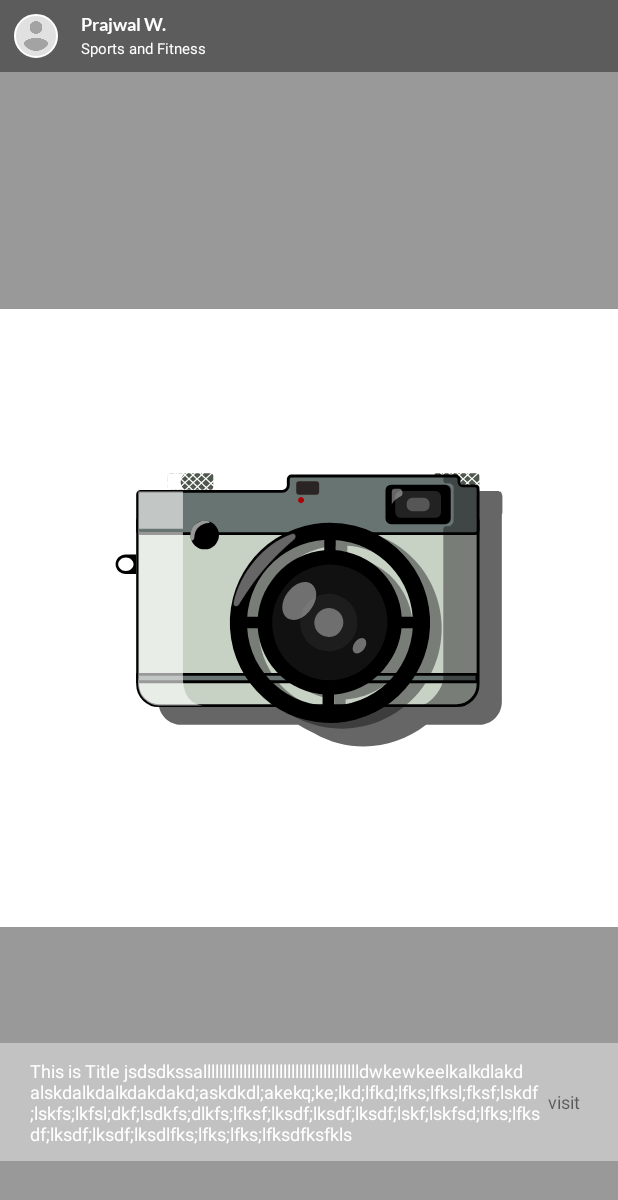
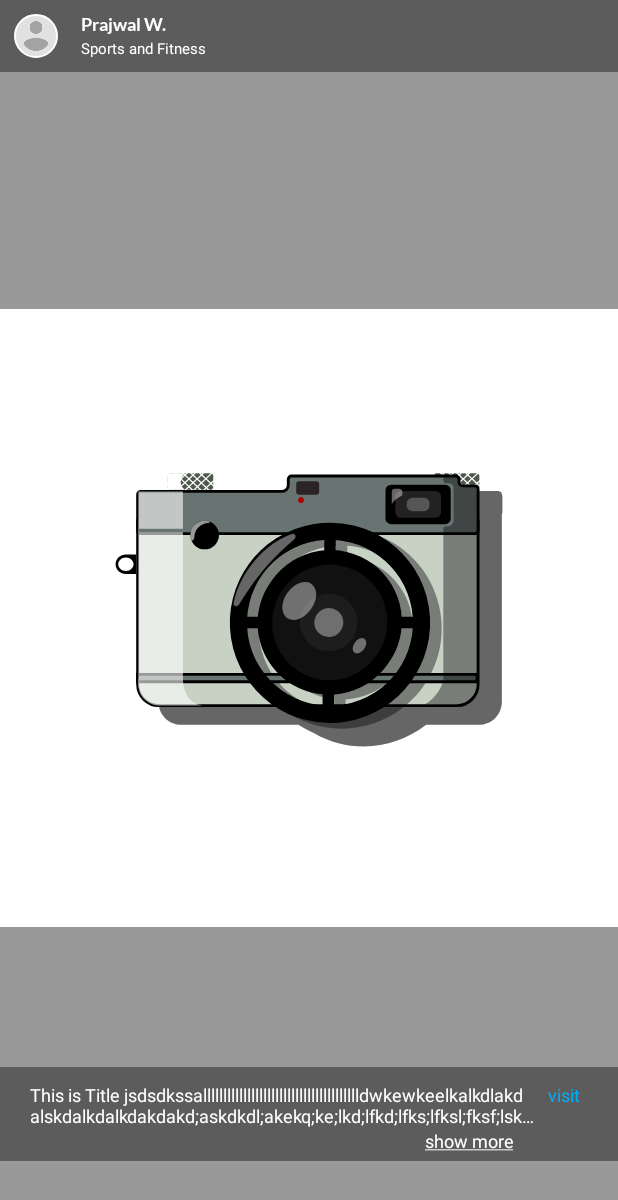
Before and after one commit to prajwalmw/Circle, an Android app: the layout activity_fullscreen_image.xml on its own in the app's theme, with its tools: preview values and no code run, on a phone screen of 412 x 824 dp. Shown: the top 1200 px of the screen. Run offline under Robolectric (Android 15) with nearby library versions, the phone set to English and light mode, and no system bars.

Commit message:
show more added in Top 10.

```diff
--- a/app/src/main/res/layout/activity_fullscreen_image.xml
+++ b/app/src/main/res/layout/activity_fullscreen_image.xml
@@ -136,12 +136,12 @@
             style="@style/Widget.AppTheme.ButtonBar.Fullscreen"
             android:layout_width="match_parent"
             android:layout_height="wrap_content"
-            android:backgroundTint="@color/white"
             android:paddingHorizontal="20dp"
             tools:ignore="UselessParent">
 
             <LinearLayout
-                android:layout_width="match_parent"
+                android:id="@+id/llDescription"
+                android:layout_width="wrap_content"
                 android:layout_height="wrap_content"
                 android:orientation="horizontal"
                 >
@@ -149,13 +149,15 @@
             <TextView
                 android:id="@+id/tvDescription"
                 android:layout_width="0dp"
-                android:layout_weight="2"
+                android:layout_weight="1"
                 android:layout_height="wrap_content"
+                android:maxLines="2"
+                android:ellipsize="end"
                 android:textColor="@color/white"
                 android:textSize="12sp"
-                android:paddingVertical="10dp"
+                android:paddingTop="10dp"
                 android:gravity="center_vertical"
-                android:layout_gravity="center_vertical"
+                android:layout_gravity="top"
                 tools:text="This is Title jsdsdkssallllllllllllllllllllllllllllllllllllllldwkewkeelkalkdlakdalskdalkdalkdakdakd;askdkdl;akekq;ke;lkd;lfkd;lfks;lfksl;fksf;lskdf;lskfs;lkfsl;dkf;lsdkfs;dlkfs;lfksf;lksdf;lksdf;lksdf;lskf;lskfsd;lfks;lfksdf;lksdf;lksdf;lksdlfks;lfks;lfks;lfksdfksfkls"
                 />
 
@@ -169,13 +171,31 @@
                 android:paddingEnd="5dp"
                 android:visibility="gone"
                 tools:visibility="visible"
+                tools:textColor="@color/light_blue_A400"
                 tools:text="visit"
                 android:textSize="12sp"
                 android:gravity="center_vertical"
-                android:layout_gravity="center_vertical"
+                android:layout_gravity="top"
                 android:linksClickable="true"
-                android:textColorLink="@color/url_link"/>
+                android:textColorLink="@color/light_blue_A400"/>
             </LinearLayout>
+
+            <TextView
+                android:id="@+id/txt_show_more"
+                android:layout_width="wrap_content"
+                android:layout_height="wrap_content"
+                android:visibility="gone"
+                tools:visibility="visible"
+                android:layout_alignStart="@+id/llDescription"
+                android:layout_alignEnd="@+id/llDescription"
+                android:layout_below="@+id/llDescription"
+                android:paddingEnd="50dp"
+                android:gravity="end"
+                android:textColor="@color/white"
+                android:text="@string/show_more"
+                android:textSize="12sp"
+                android:paddingBottom="5dp"/>
+
 
 
         </RelativeLayout>
--- a/app/src/main/res/values/strings.xml
+++ b/app/src/main/res/values/strings.xml
@@ -10,5 +10,7 @@
     <string name="i_agree_and_accept_terms_of_use">I agree and accept <a href="https://prajwalwaingankar.wixsite.com/heshe-chat/terms-conditions">Terms of Use</a></string>
     <string name="no_previous_details_found_welcome_to_heshe_chat">No previous details found. \nWelcome to Circle!</string>
     <string name="visit"><b><u>visit</u></b></string>
+    <string name="show_more"><u>show more</u></string>
+    <string name="show_less"><u>show less</u></string>
 
 </resources>
```
Also changed, not shown: app/src/main/java/com/example/circle/activity/FullscreenImageActivity.java (+21 -0 lines), app/src/main/res/layout/content_listitem.xml (+7 -7 lines), app/src/main/res/layout/fragment_home.xml (+17 -16 lines).
